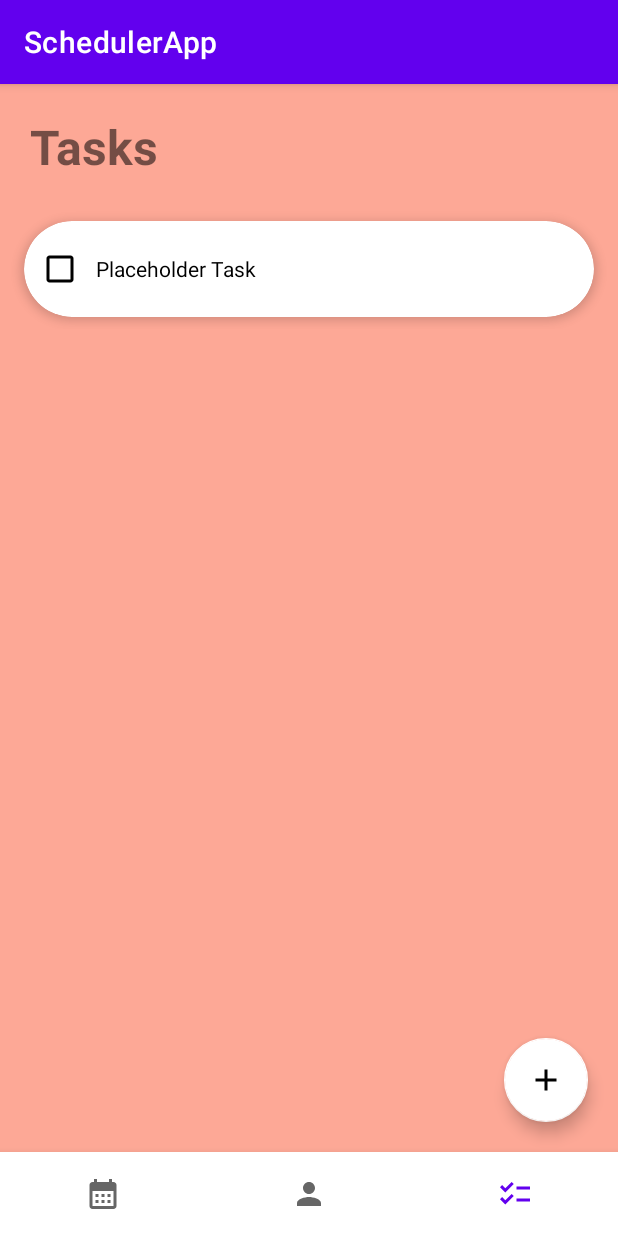
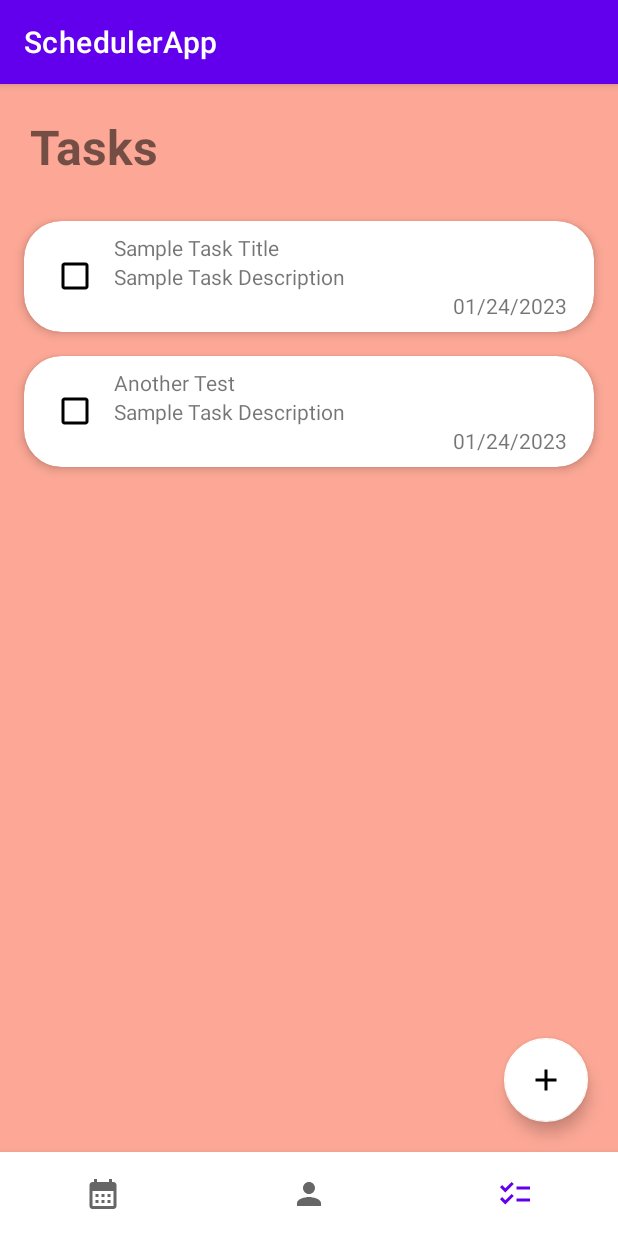
Before and after one commit to RolandHaden/SchedulerApp, an Android app: the screen it shows after launch (MainActivity), item 3 of the bottom bar chosen, on a phone screen of 412 x 824 dp. Run offline under Robolectric (Android 15) with nearby library versions, the light colour scheme and no system bars.

Commit message:
more ui 1

```diff
--- a/app/src/main/java/com/example/schedulerapp/ui/checklist/ChecklistFragment.java
+++ b/app/src/main/java/com/example/schedulerapp/ui/checklist/ChecklistFragment.java
@@ -18,6 +18,7 @@ import com.example.schedulerapp.R;
 import com.example.schedulerapp.databinding.FragmentChecklistBinding;
 
 import java.util.ArrayList;
+import java.util.Collections;
 
 public class ChecklistFragment extends Fragment {
     private static ChecklistViewModel checklistViewModel;
@@ -79,15 +80,13 @@ public class ChecklistFragment extends Fragment {
     private void dataInitialize() {
         taskArrayList = checklistViewModel.getTaskArrayList();
         // Initialize if the list is empty
-        if (taskArrayList.isEmpty()) {
+        if (checklistViewModel.getTaskArrayList().isEmpty()) {
             String[] taskNames = new String[]{
-                "Placeholder Task"
+                "Sample Task Title",
+                "Another Test"
             };
 
-            for (int i = 0; i < taskNames.length; i++) {
-                String taskSelected = taskNames[i];
-                taskArrayList.add(taskSelected);
-            }
+            Collections.addAll(taskArrayList, taskNames);
         }
     }
 
--- a/app/src/main/java/com/example/schedulerapp/ui/checklist/taskListAdapter.java
+++ b/app/src/main/java/com/example/schedulerapp/ui/checklist/taskListAdapter.java
@@ -7,6 +7,7 @@ import android.view.View;
 import android.view.ViewGroup;
 import android.widget.CheckBox;
 import android.widget.CompoundButton;
+import android.widget.TextView;
 
 import androidx.annotation.NonNull;
 import androidx.recyclerview.widget.RecyclerView;
@@ -51,7 +52,7 @@ public class taskListAdapter extends RecyclerView.Adapter<taskListAdapter.MyView
      */
     public void onBindViewHolder(@NonNull MyViewHolder holder, int position) {
         String taskSelected = taskObjectArrayList.get(position);
-        holder.checkboxObject.setText(taskSelected);
+        holder.taskTitle.setText(taskSelected);
     }
 
     /*
@@ -59,10 +60,12 @@ public class taskListAdapter extends RecyclerView.Adapter<taskListAdapter.MyView
      * It holds the reference to the CheckBox which is part of the item layout and is used to display the task title.
      */
     public class MyViewHolder extends RecyclerView.ViewHolder {
-        CheckBox checkboxObject;
+        TextView taskTitle;
+        CheckBox checkBox;
         public MyViewHolder(@NonNull View itemView) {
             super(itemView);
-            checkboxObject = itemView.findViewById(R.id.taskCheckBox);
+            taskTitle = itemView.findViewById(R.id.taskTitleText);
+            checkBox = itemView.findViewById(R.id.taskCheckBox);
 
             /*
              * For completing & removing tasks.
@@ -71,11 +74,11 @@ public class taskListAdapter extends RecyclerView.Adapter<taskListAdapter.MyView
              * taskObjectArrayList, removes it, and notifies the adapter that the item has been removed
              * with notifyItemRemoved(index). This will result in the RecyclerView updating to reflect the item's removal.
              */
-            checkboxObject.setOnCheckedChangeListener(new CompoundButton.OnCheckedChangeListener() {
+            checkBox.setOnCheckedChangeListener(new CompoundButton.OnCheckedChangeListener() {
                @Override
-               public void onCheckedChanged(CompoundButton buttonView,boolean isChecked) {
-                   int index = taskObjectArrayList.indexOf(checkboxObject.getText());
-                   taskObjectArrayList.remove(checkboxObject.getText());
+               public void onCheckedChanged(CompoundButton buttonView, boolean isChecked) {
+                   int index = taskObjectArrayList.indexOf(taskTitle.getText());
+                   taskObjectArrayList.remove(taskTitle.getText());
                    notifyItemRemoved(index); //Always use this
                }
             });
--- a/app/src/main/res/layout/fragment_new_class.xml
+++ b/app/src/main/res/layout/fragment_new_class.xml
@@ -41,8 +41,7 @@
             android:layout_width="match_parent"
             android:layout_height="wrap_content"
             android:ems="10"
-            android:inputType="text"
-            android:hint="@string/name" />
+            android:inputType="text" />
 
         <TextView
             android:id="@+id/instructor_text"
@@ -58,8 +57,7 @@
             android:layout_width="match_parent"
             android:layout_height="wrap_content"
             android:ems="10"
-            android:inputType="text"
-            android:hint="@string/name" />
+            android:inputType="text" />
 
         <TextView
             android:id="@+id/date_display"
--- a/app/src/main/res/layout/task_layout.xml
+++ b/app/src/main/res/layout/task_layout.xml
@@ -1,24 +1,67 @@
 <androidx.cardview.widget.CardView xmlns:android="http://schemas.android.com/apk/res/android"
     xmlns:app="http://schemas.android.com/apk/res-auto"
     xmlns:tools="http://schemas.android.com/tools"
+    android:id="@+id/taskCardView"
+    android:layout_width="wrap_content"
     android:layout_height="wrap_content"
-    android:layout_width="match_parent"
-    app:cardElevation="4dp"
-    app:cardCornerRadius="50dp"
     android:layout_marginHorizontal="16dp"
-    android:layout_marginVertical="8dp">
+    android:layout_marginVertical="8dp"
+    app:cardCornerRadius="25dp"
+    app:cardElevation="4dp">
+
     <RelativeLayout
+        android:id="@+id/taskRelativeLayout"
         android:layout_width="wrap_content"
         android:layout_height="wrap_content"
         android:padding="8dp">
 
-        <CheckBox
-            android:id="@+id/taskCheckBox"
-            android:layout_width="wrap_content"
+        <LinearLayout
+            android:layout_width="match_parent"
             android:layout_height="wrap_content"
-            tools:text="This is a sample task."
-            android:paddingStart="8dp"
-            android:buttonTint="@color/black"
-            />
+            android:orientation="horizontal">
+
+            <CheckBox
+                android:id="@+id/taskCheckBox"
+                android:layout_width="wrap_content"
+                android:layout_height="wrap_content"
+                android:layout_gravity="center_vertical"
+                android:autoText="false"
+                android:buttonTint="@color/black"
+                android:lineSpacingMultiplier="1.1"
+                android:paddingStart="10dp"
+                android:paddingEnd="10dp" />
+
+            <LinearLayout
+                android:id="@+id/taskVerticalLayout"
+                android:layout_width="match_parent"
+                android:layout_height="wrap_content"
+                android:orientation="vertical">
+
+                <TextView
+                    android:id="@+id/taskTitleText"
+                    style="@style/autoscroll"
+                    android:layout_width="match_parent"
+                    android:layout_height="wrap_content"
+                    android:layout_weight="1"
+                    android:text="OISHDSIODH SIDH SOIDH SOIDH SOIDH OIDH ISHD SIODH OSIHD OISHD OISHD OISHD OISHD SIODH " />
+
+                <TextView
+                    android:id="@+id/taskDescriptionText"
+                    android:layout_width="match_parent"
+                    android:layout_height="wrap_content"
+                    android:text="Sample Task Description" />
+
+                <TextView
+                    android:id="@+id/taskDueDateText"
+                    android:layout_width="wrap_content"
+                    android:layout_height="wrap_content"
+                    android:layout_gravity="end"
+                    android:paddingStart="10dp"
+                    android:paddingEnd="10dp"
+                    android:text="01/24/2023" />
+
+            </LinearLayout>
+        </LinearLayout>
+
     </RelativeLayout>
 </androidx.cardview.widget.CardView>
--- a/app/src/main/res/values/strings.xml
+++ b/app/src/main/res/values/strings.xml
@@ -22,14 +22,16 @@
     <string name="classEnd_1">10 AM</string>
     <string name="classEnd_2">1 PM</string>
     <string name="hello_blank_fragment">Add an Event</string>
-    <string name="name">Name</string>
+    <string name="new_task_title_field_hint">Title</string>
+    <string name="new_task_description_field_hint">Description</string>
     <string name="date"><![CDATA[Date & Time:]]></string>
     <string name="tasks">Tasks</string>
-    <string name="add_task">Add a task</string>
+    <string name="add_task">Add a Task</string>
     <string name="classes">Classes</string>
     <string name="add_class">Add a Class</string>
     <string name="dates_times">Days of the Week</string>
     <string name="time">Time:</string>
+    <string name="add_task_confirm_button_text">Add Task</string>
     <string-array name="events">
         <item>Exam</item>
         <item>Assignment</item>
--- /dev/null
+++ b/app/src/main/res/values/styles.xml
@@ -0,0 +1,11 @@
+<?xml version="1.0" encoding="utf-8"?>
+<resources>
+    <style name="autoscroll">
+        <item name="android:singleLine">true</item>
+        <item name="android:ellipsize">marquee</item>
+        <item name="android:marqueeRepeatLimit">marquee_forever</item>
+        <item name="android:focusable">true</item>
+        <item name="android:focusableInTouchMode">true</item>
+        <item name="android:scrollHorizontally">true</item>
+    </style>
+</resources>
```
Also changed, not shown: app/src/main/java/com/example/schedulerapp/ui/checklist/ChecklistItem.java (+24 -8 lines), app/src/main/java/com/example/schedulerapp/ui/checklist/NewTaskFragment.java (+11 -22 lines), app/src/main/res/layout/fragment_new_task.xml (+17 -23 lines).
